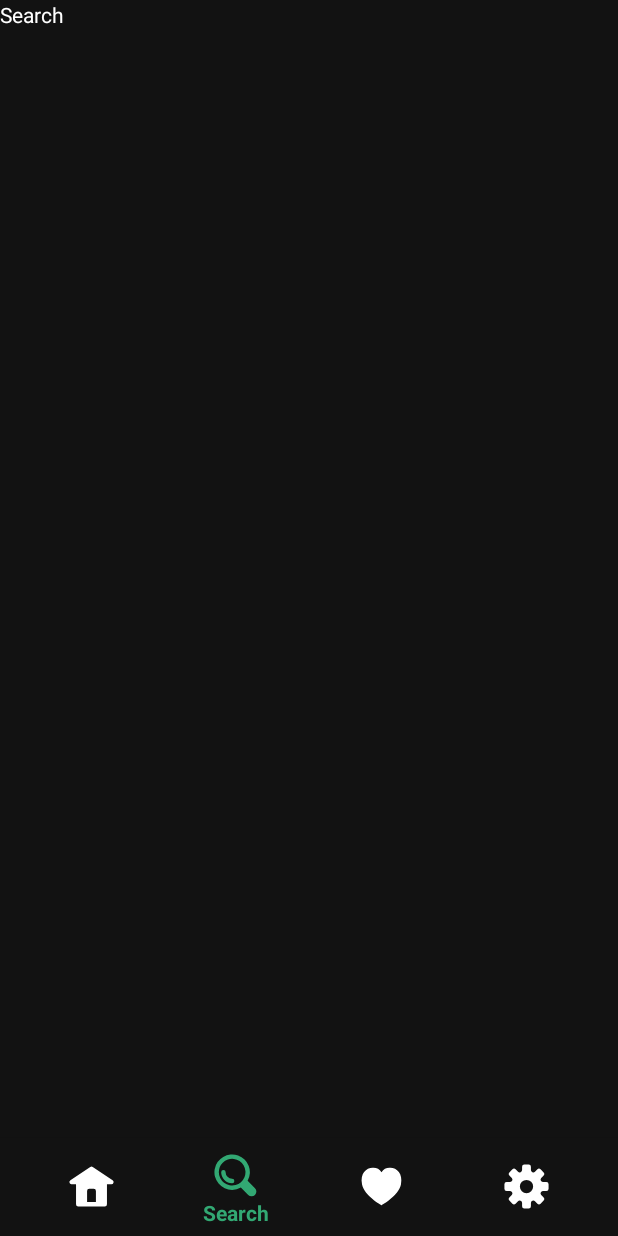
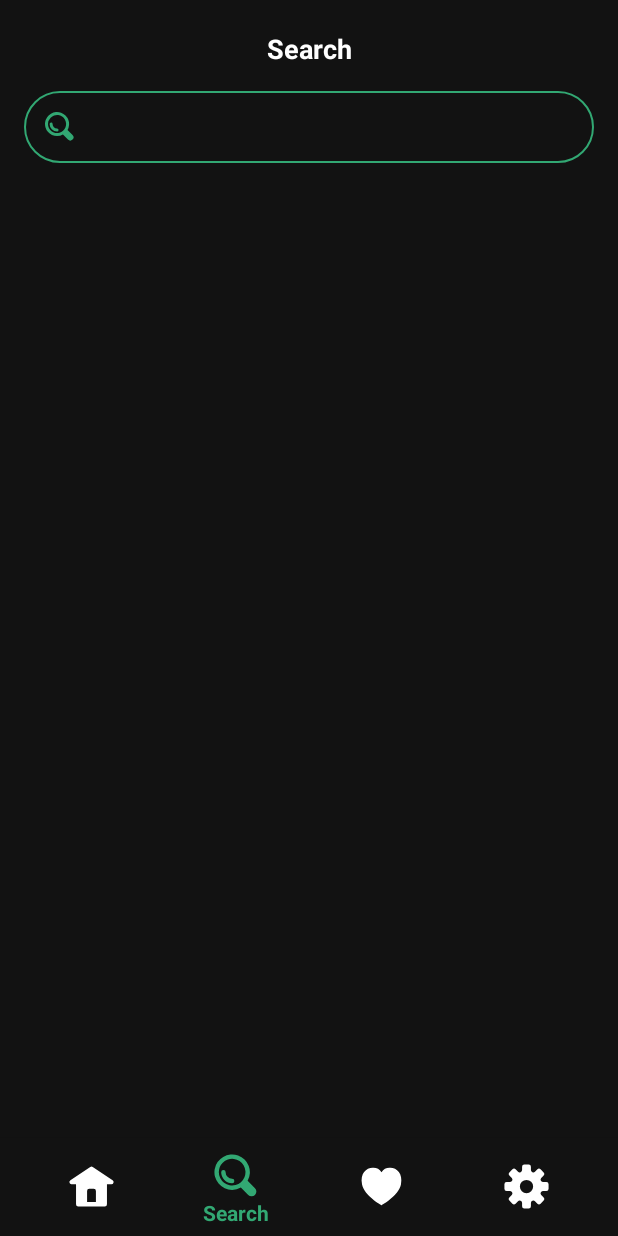
Before and after one commit to VAC2UM/SeriesFilm, an Android app: the HomeFragment screen opened directly, with no data from a screen before it, item 2 of the bottom bar chosen, on a phone screen of 412 x 824 dp. Run offline under Robolectric (Android 15) with nearby library versions, the phone set to English and light mode, and no system bars.

Commit message:
Added design for home and search fragments

```diff
--- a/app/src/main/AndroidManifest.xml
+++ b/app/src/main/AndroidManifest.xml
@@ -1,6 +1,9 @@
 <?xml version="1.0" encoding="utf-8"?>
 <manifest xmlns:android="http://schemas.android.com/apk/res/android"
     xmlns:tools="http://schemas.android.com/tools">
+
+    <uses-permission android:name="android.permission.INTERNET" />
+    <uses-permission android:name="android.permission.ACCESS_NETWORK_STATE"/>
 
     <application
         android:allowBackup="true"
--- a/app/src/main/res/drawable/search_icon.xml
+++ b/app/src/main/res/drawable/search_icon.xml
@@ -4,6 +4,6 @@
     android:viewportWidth="24"
     android:viewportHeight="24">
   <path
-      android:fillColor="#FF000000"
+      android:fillColor="@color/green"
       android:pathData="M10.034,18.069a7.982,7.982 0,0 0,3.939 -1.035l3.332,3.332a2.164,2.164 0,0 0,3.061 -3.061L17.031,13.97a8.026,8.026 0,1 0,-7 4.1ZM5.768,5.768A6.033,6.033 0,1 1,4 10.035,5.988 5.988,0 0,1 5.768,5.768ZM5.068,10.035a1.015,1.015 0,0 1,1 -1.018,0.985 0.985,0 0,1 1,0.983v0.035A2.968,2.968 0,0 0,10.035 13a1,1 0,0 1,0 2A4.972,4.972 0,0 1,5.069 10.035Z"/>
 </vector>
--- /dev/null
+++ b/app/src/main/res/drawable/search_round.xml
@@ -0,0 +1,7 @@
+<?xml version="1.0" encoding="utf-8"?>
+<shape xmlns:android="http://schemas.android.com/apk/res/android">
+    <corners android:radius="28dp" />
+    <stroke
+        android:width="1dp"
+        android:color="@color/green" />
+</shape>
--- a/app/src/main/res/layout/fragment_search.xml
+++ b/app/src/main/res/layout/fragment_search.xml
@@ -1,15 +1,59 @@
 <?xml version="1.0" encoding="utf-8"?>
-<FrameLayout xmlns:android="http://schemas.android.com/apk/res/android"
+<androidx.constraintlayout.widget.ConstraintLayout xmlns:android="http://schemas.android.com/apk/res/android"
+    xmlns:app="http://schemas.android.com/apk/res-auto"
     xmlns:tools="http://schemas.android.com/tools"
     android:layout_width="match_parent"
     android:layout_height="match_parent"
     android:background="@color/black"
     tools:context=".fragments.SearchFragment">
 
-    <TextView
+    <androidx.constraintlayout.widget.ConstraintLayout
+        android:id="@+id/search_text"
         android:layout_width="wrap_content"
         android:layout_height="wrap_content"
-        android:text="Search"
-        android:textColor="@color/white" />
+        android:layout_marginTop="20dp"
+        app:layout_constraintBottom_toTopOf="@id/search_and_results"
+        app:layout_constraintEnd_toEndOf="parent"
+        app:layout_constraintStart_toStartOf="parent"
+        app:layout_constraintTop_toTopOf="parent">
 
-</FrameLayout>
+        <TextView
+            android:layout_width="wrap_content"
+            android:layout_height="wrap_content"
+            android:text="@string/search"
+            android:textColor="@color/white"
+            android:textSize="18sp"
+            android:textStyle="bold"
+            app:layout_constraintEnd_toEndOf="parent"
+            app:layout_constraintStart_toStartOf="parent"
+            app:layout_constraintTop_toTopOf="parent" />
+    </androidx.constraintlayout.widget.ConstraintLayout>
+
+    <androidx.constraintlayout.widget.ConstraintLayout
+        android:id="@+id/search_and_results"
+        android:layout_width="match_parent"
+        android:layout_height="wrap_content"
+        android:layout_marginTop="16dp"
+        app:layout_constraintEnd_toEndOf="parent"
+        app:layout_constraintStart_toStartOf="parent"
+        app:layout_constraintTop_toBottomOf="@id/search_text">
+
+        <androidx.appcompat.widget.SearchView
+            android:id="@+id/search"
+            android:layout_width="match_parent"
+            android:layout_height="wrap_content"
+            android:layout_marginStart="16dp"
+            android:layout_marginEnd="16dp"
+            android:background="@drawable/search_round"
+            android:focusable="false"
+            app:defaultQueryHint="@string/search_for_title"
+            app:layout_constraintEnd_toEndOf="parent"
+            app:layout_constraintStart_toStartOf="parent"
+            app:layout_constraintTop_toTopOf="parent"
+            app:queryHint="@string/search_for_title"
+            app:searchHintIcon="@null"
+            app:searchIcon="@drawable/search_icon"
+            app:theme="@style/SearchViewTheme" />
+    </androidx.constraintlayout.widget.ConstraintLayout>
+
+</androidx.constraintlayout.widget.ConstraintLayout>
--- a/app/src/main/res/values/strings.xml
+++ b/app/src/main/res/values/strings.xml
@@ -13,7 +13,8 @@
     <string name="home">Home</string>
     <string name="favorites">Favorites</string>
     <string name="search">Search</string>
+    <string name="search_for_title">Search for a title...</string>
     <string name="settings">Settings</string>
-    <!-- TODO: Remove or change this placeholder text -->
-    <string name="hello_blank_fragment">Hello blank fragment</string>
+    <string name="popular_movie">Popular Movie</string>
+    <string name="new_movie">New and Noteworthly</string>
 </resources>
--- /dev/null
+++ b/app/src/main/res/values/styles.xml
@@ -0,0 +1,8 @@
+<?xml version="1.0" encoding="utf-8"?>
+<resources>
+
+    <style name="SearchViewTheme" parent="Widget.AppCompat.SearchView">
+        <item name="android:textColor">@color/green</item>
+        <item name="android:textColorHint">@color/green</item>
+    </style>
+</resources>
```
Also changed, not shown: app/src/main/res/layout/fragment_home.xml (+84 -6 lines), 1 other file.
